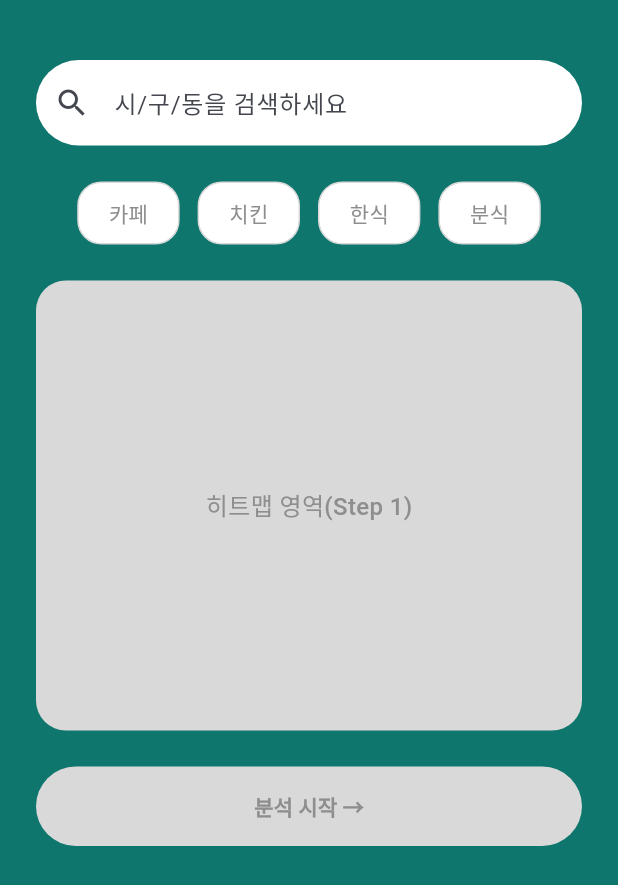
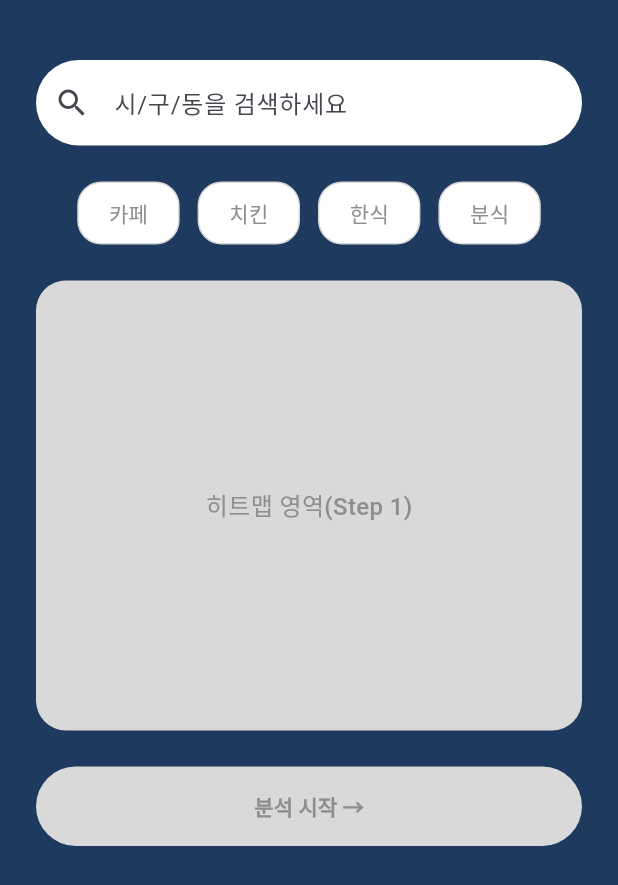
Before and after one commit to sagming40/surbi_web, a Flutter app: the Step1RegionPage screen opened by its route, on a phone screen of 412 x 824 dp. Shown: the top 885 px of the screen. Run offline on Flutter 3.47's test engine with Material 3 defaults, Android fonts, the phone set to English and light mode, and no system bars; our stand-ins replace flutter_riverpod, go_router.

Commit message:
theme: B안(네이비+골드) 컬러 팔레트 적용
## 개요
A안(딥틸+번트시에나)의 대안으로, 네이비+골드 조합을 별도 브랜치에서
구현함. 7/6 정기회의에서 팀원 피드백을 받아 최종 메인 컬러 방향을
결정할 예정.

## 변경 내용
- lib/app/theme.dart:
  - primary: 딥틸(#0F766E) → 네이비(#1E3A5F)
  - accent: 번트시에나(#A0522D) → 뮤트골드(#D4A574)
  - success, placeholderGray, textGray, SHAP 예약색은 A안과 동일 유지

## 설계 근거
- 네이비: 파랑 계열의 신뢰 연상 계승 + 더 권위 있는 인상
- 뮤트골드(저채도): Zhou et al.(2025) JCR 논문의 "저채도=고급 인식"
  결과 반영, 원색 골드 대비 채도를 의도적으로 낮춤
- 상세 근거: Surbi 브랜드 컬러 결정 근거(B안).md (Notion) 참고

## 참고
- lib/views/step1_region_page.dart, region_provider.dart 등 화면/로직
  코드는 A안과 완전히 동일 (theme.dart 색상값만 교체하여 룩앤필 변경)
- 이 브랜치는 병합(merge) 목적이 아닌, 팀 회의 색상 비교용 프로토타입

```diff
--- a/lib/app/theme.dart
+++ b/lib/app/theme.dart
@@ -2,14 +2,16 @@
 
 class SurbiColors {
   // ── 메인 컬러 (Primary) ──────────────────
-  static const Color primary = Color(0xFF0F766E); // 딥 틸 — 신뢰, 메인 브랜드
+  static const Color primary = Color(0xFF1E3A5F); // 네이비 — 권위, 전문성
+  /* static const Color primary = Color(0xFFF8FAFA); */ // ⭐ 네이비 → 은백색으로 교체
   static const Color primaryLight = Color(0xFFCCFBF1); // 연한 틸 — 배경, 검색창
 
   // ── 성공/완료 컬러 (Success) ──────────────
   static const Color success = Color(0xFF16A34A); // 그라스 그린 — 완료 배지, 체크리스트
 
   // ── 강조 컬러 (Accent) ────────────────────
-  static const Color accent = Color(0xFFA0522D); // 번트 시에나 — 핵심 CTA 버튼, 점수 강조
+  static const Color accent = Color(0xFFD4A574); // 뮤트 골드 — 저채도, 고급감
+  /* static const Color accent = Color(0xFF1E3A5F); */ // ⭐ 골드 → 네이비로 교체
 
   // ── 중립 컬러 (Neutral) ────────────────────
   static const Color placeholderGray = Color(0xFFD9D9D9); // 히트맵 placeholder 등
```
